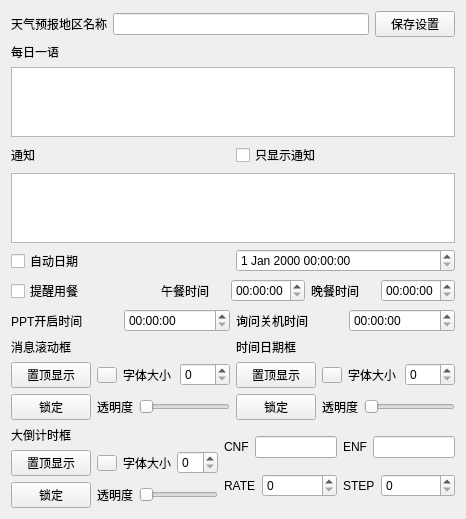
Above: settingUI.ui from Tao68a660f3/ClassAssistant before the change. Below: the same form after it.
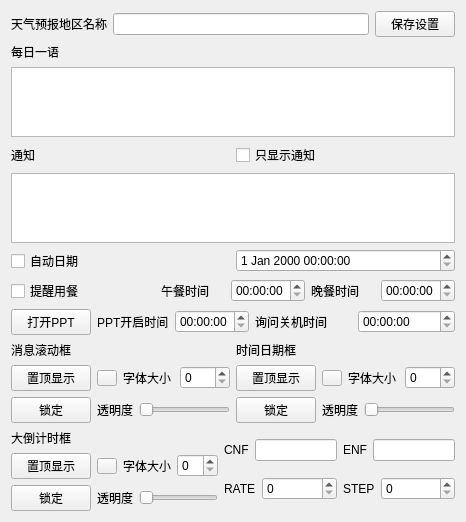
That is the form after the change.

Commit message: 应该成功阻止了程序在对话框点击后退出

What changed in the file:
```diff
--- a/settingUI.ui
+++ b/settingUI.ui
@@ -7,7 +7,7 @@
     <x>0</x>
     <y>0</y>
     <width>466</width>
-    <height>450</height>
+    <height>478</height>
    </rect>
   </property>
   <property name="windowTitle">
@@ -133,6 +133,13 @@
       <layout class="QHBoxLayout" name="horizontalLayout_15">
        <item>
         <layout class="QHBoxLayout" name="horizontalLayout_13">
+         <item>
+          <widget class="QPushButton" name="OpenPPT">
+           <property name="text">
+            <string>打开PPT</string>
+           </property>
+          </widget>
+         </item>
          <item>
           <widget class="QLabel" name="label_22">
            <property name="text">
```
The commit also changes 4 other files.
